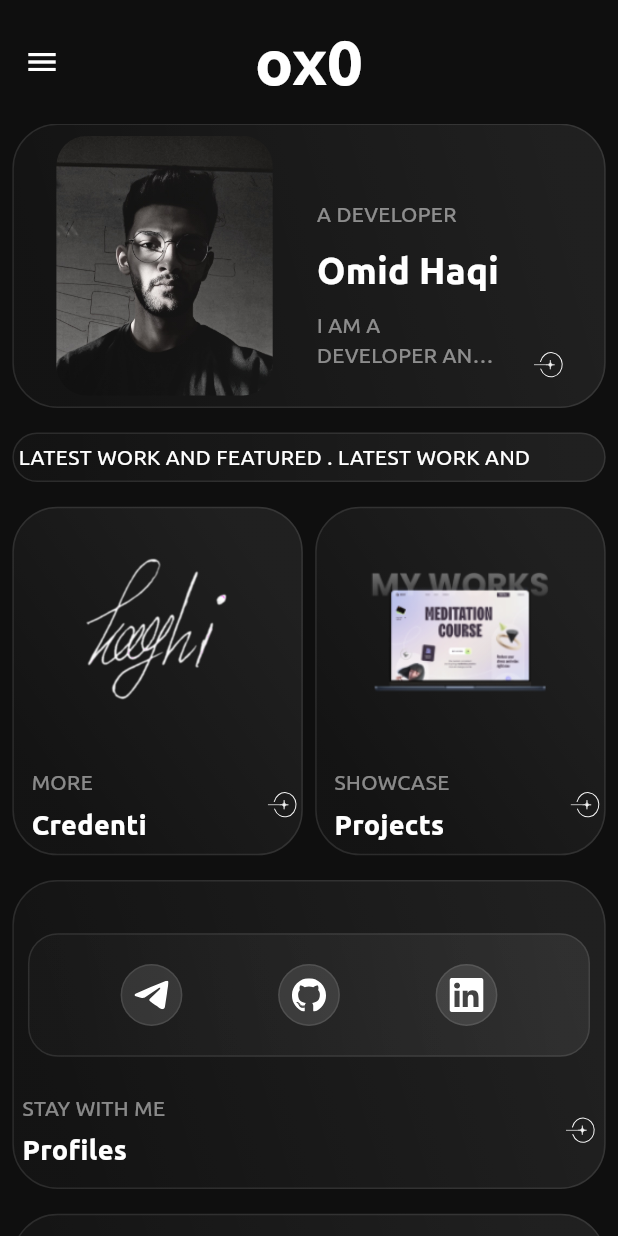
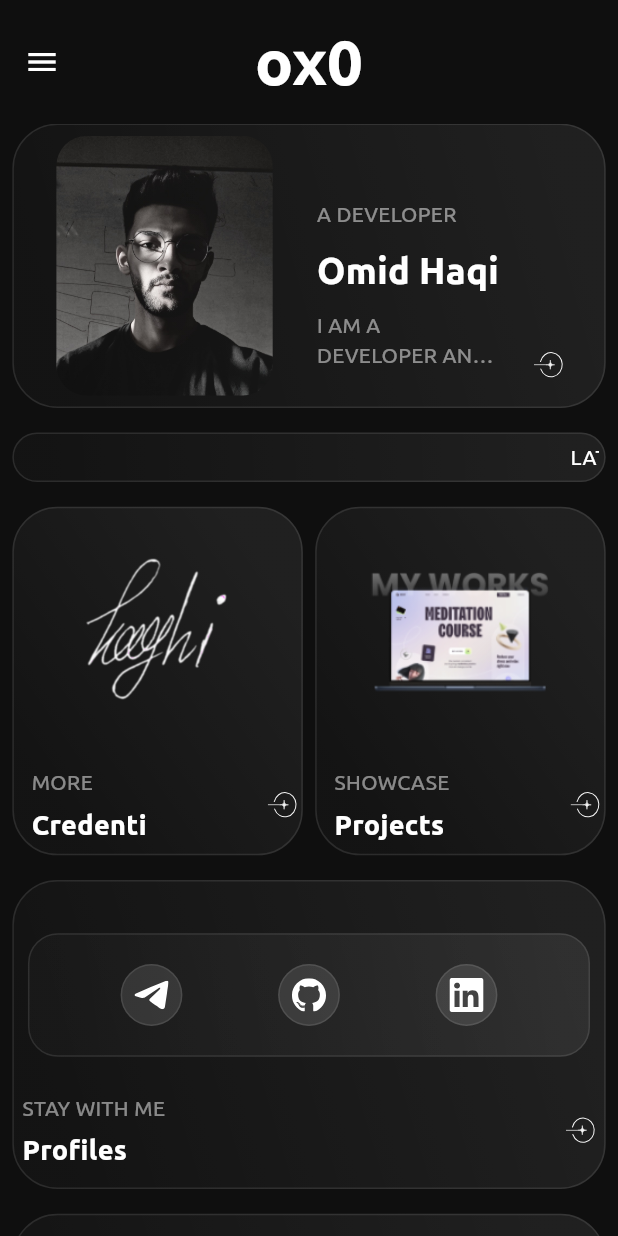
Before and after one commit to OmidHaqi/omidhaqi.github.io, a Flutter app: the screen it shows after launch, on a phone screen of 412 x 824 dp. Run offline on Flutter 3.47's test engine with Material 3 defaults, Android fonts, the phone set to English and light mode, and no system bars; our stand-ins replace bloc, equatable, flutter_bloc, flutter_svg, flutter_widget_from_html, get_it and 3 more; missing offline and left inert: blurbox; network calls fail.

Commit message:
Refactor AnimatedText widget to use StatefulWidget for improved animation control and responsiveness

```diff
--- a/lib/features/home/presentation/widgets/animated_text.dart
+++ b/lib/features/home/presentation/widgets/animated_text.dart
@@ -1,7 +1,7 @@
 import 'package:flutter/material.dart';
 import 'package:ox0/core/common/widgets/app_continer.dart';
 
-class AnimatedText extends StatelessWidget {
+class AnimatedText extends StatefulWidget {
   const AnimatedText({
     super.key,
     required this.size,
@@ -16,15 +16,54 @@ class AnimatedText extends StatelessWidget {
   final double? height;
 
   @override
+  State<AnimatedText> createState() => _AnimatedTextState();
+}
+
+class _AnimatedTextState extends State<AnimatedText>
+    with SingleTickerProviderStateMixin {
+  late AnimationController _controller;
+  late Animation<Offset> _slideAnimation;
+
+  @override
+  void initState() {
+    super.initState();
+    _controller = AnimationController(
+      duration: const Duration(seconds: 8),
+      vsync: this,
+    )..repeat();
+
+    _slideAnimation = Tween<Offset>(
+      begin: const Offset(-1.0, 0.0),
+      end: const Offset(1.0, 0.0),
+    ).animate(
+      CurvedAnimation(
+        parent: _controller,
+        curve: Curves.linear,
+      ),
+    );
+  }
+
+  @override
+  void dispose() {
+    _controller.dispose();
+    super.dispose();
+  }
+
+  @override
   Widget build(BuildContext context) {
     return AppContainer(
-      width: width,
-      height: height,
-      padding: EdgeInsets.all(size.width * 0.01),
-      child: Center(
-        child: Text(
-          text,
-          maxLines: 1,
+      width: widget.width,
+      height: widget.height,
+      padding: EdgeInsets.all(widget.size.width * 0.01),
+      child: ClipRect(
+        child: Center(
+          child: SlideTransition(
+            position: _slideAnimation,
+            child: Text(
+              widget.text,
+              maxLines: 1,
+            ),
+          ),
         ),
       ),
     );
```
